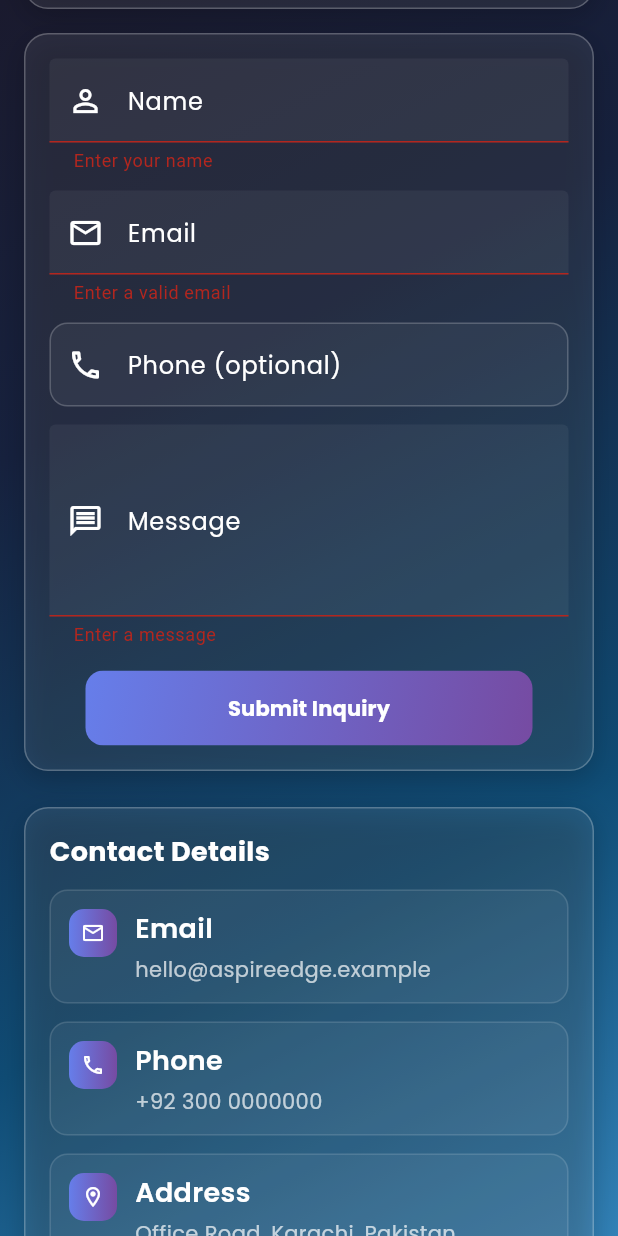
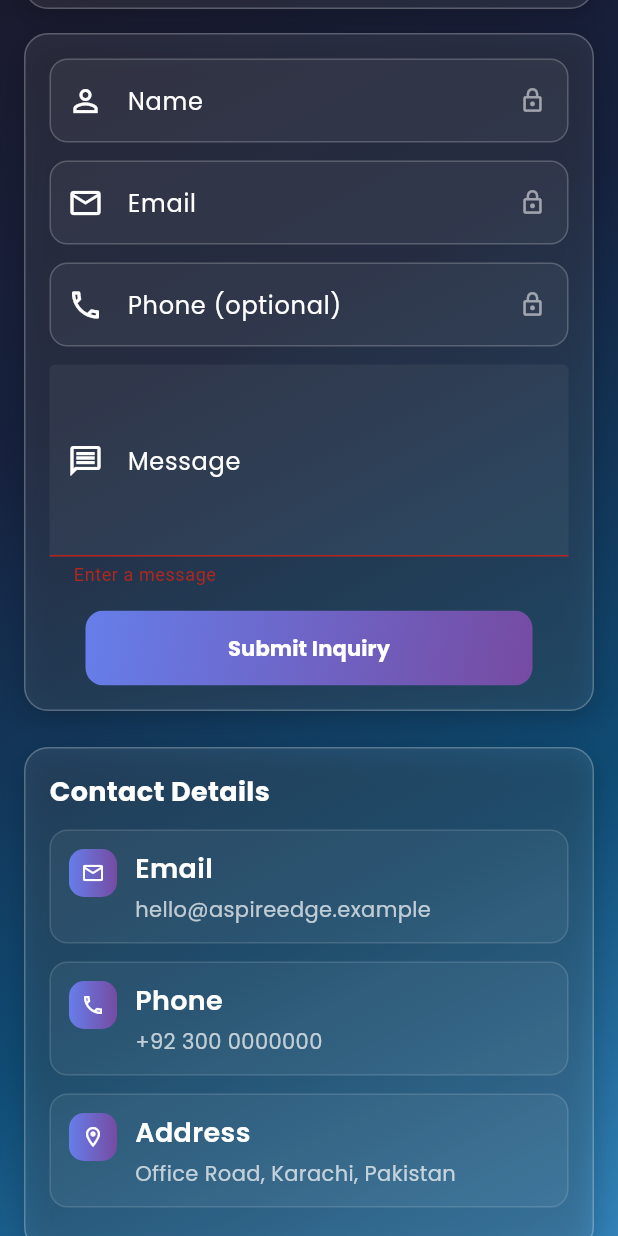
Before and after one commit to Taha1707/AspireEdge, a Flutter app: the ContactUsPage screen opened directly, scrolled down 209 dp, after a tap on "Submit Inquiry", on a phone screen of 412 x 824 dp. Run offline on Flutter 3.47's test engine with Material 3 defaults, Android fonts, the light colour scheme and no system bars; our stand-ins replace cloud_firestore, firebase_auth, firebase_core, flutter_staggered_animations, google_fonts; accounts and stored records are empty.

Commit message:
feat(contact): prefill name/email/phone from Firebase and make read-only

```diff
--- a/lib/pages/contact_page.dart
+++ b/lib/pages/contact_page.dart
@@ -1,6 +1,7 @@
 import 'package:cloud_firestore/cloud_firestore.dart';
 import 'package:flutter/material.dart';
 import 'package:google_fonts/google_fonts.dart';
+import 'package:firebase_auth/firebase_auth.dart';
 
 class ContactUsPage extends StatefulWidget {
   const ContactUsPage({super.key});
@@ -66,6 +67,38 @@ class _ContactUsPageState extends State<ContactUsPage> {
           _submitting = false;
         });
       }
+    }
+  }
+
+  @override
+  void initState() {
+    super.initState();
+    _loadUserProfile();
+  }
+
+  Future<void> _loadUserProfile() async {
+    try {
+      final user = FirebaseAuth.instance.currentUser;
+      if (user != null) {
+        final doc = await FirebaseFirestore.instance.collection('users').doc(user.uid).get();
+        final data = doc.data();
+
+        final String name = (data != null && (data['name'] ?? '').toString().trim().isNotEmpty)
+            ? (data['name'] as String)
+            : (user.displayName ?? '');
+        final String email = (data != null && (data['email'] ?? '').toString().trim().isNotEmpty)
+            ? (data['email'] as String)
+            : (user.email ?? '');
+        final String phone = (data != null && (data['phone'] ?? '').toString().trim().isNotEmpty)
+            ? (data['phone'] as String)
+            : (user.phoneNumber ?? '');
+
+        _nameController.text = name;
+        _emailController.text = email;
+        _phoneController.text = phone;
+      }
+    } catch (_) {
+      // Ignore profile load errors; user can still submit message
     }
   }
 
@@ -239,11 +272,7 @@ class _ContactUsPageState extends State<ContactUsPage> {
               controller: _nameController,
               label: 'Name',
               icon: Icons.person_outline,
-              validator:
-                  (v) =>
-                      (v == null || v.trim().isEmpty)
-                          ? 'Enter your name'
-                          : null,
+              readOnly: true,
             ),
             const SizedBox(height: 12),
             _buildTextField(
@@ -251,11 +280,7 @@ class _ContactUsPageState extends State<ContactUsPage> {
               label: 'Email',
               icon: Icons.email_outlined,
               keyboardType: TextInputType.emailAddress,
-              validator:
-                  (v) =>
-                      (v == null || !v.contains('@'))
-                          ? 'Enter a valid email'
-                          : null,
+              readOnly: true,
             ),
             const SizedBox(height: 12),
             _buildTextField(
@@ -263,6 +288,7 @@ class _ContactUsPageState extends State<ContactUsPage> {
               label: 'Phone (optional)',
               icon: Icons.phone_outlined,
               keyboardType: TextInputType.phone,
+              readOnly: true,
             ),
             const SizedBox(height: 12),
             _buildTextField(
@@ -452,12 +478,14 @@ class _ContactUsPageState extends State<ContactUsPage> {
     TextInputType keyboardType = TextInputType.text,
     String? Function(String?)? validator,
     int maxLines = 1,
+    bool readOnly = false,
   }) {
     return TextFormField(
       controller: controller,
       keyboardType: keyboardType,
       maxLines: maxLines,
-      style: GoogleFonts.poppins(color: Colors.white),
+      readOnly: readOnly,
+      style: GoogleFonts.poppins(color: readOnly ? Colors.white70 : Colors.white),
       decoration: InputDecoration(
         labelText: label,
         labelStyle: GoogleFonts.poppins(color: Colors.white),
@@ -472,6 +500,9 @@ class _ContactUsPageState extends State<ContactUsPage> {
           borderSide: const BorderSide(color: Color(0xFF667EEA)),
           borderRadius: BorderRadius.circular(12),
         ),
+        suffixIcon: readOnly
+            ? const Icon(Icons.lock_outline, color: Colors.white54, size: 18)
+            : null,
       ),
       validator: validator,
     );
```
